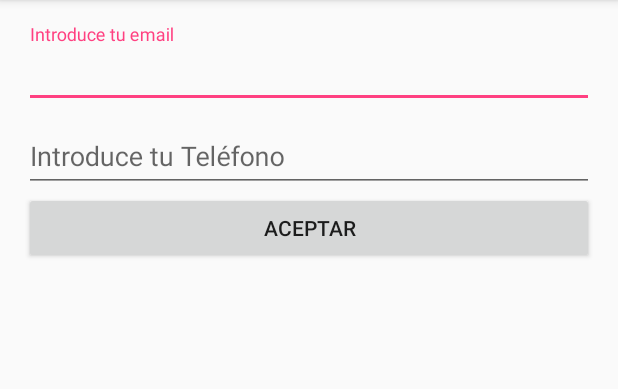
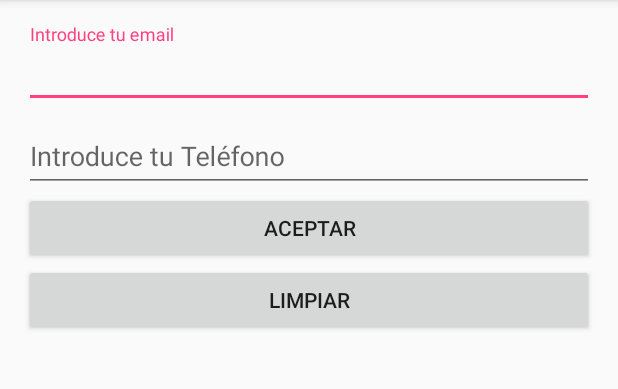
Before and after one commit to Gashelopodo/MyTextInputLayout, an Android app: the screen it shows after launch (MainActivity), on a phone screen of 412 x 824 dp, the part 84-473 px from its top. Run offline under Robolectric (Android 15) with nearby library versions, the phone set to English and light mode, and no system bars.

Commit message:
segundo commit

```diff
--- /dev/null
+++ b/app/src/main/java/com/gashe/mytextinputlayout/FocusListener.java
@@ -0,0 +1,65 @@
+package com.gashe.mytextinputlayout;
+
+import android.app.Activity;
+import android.content.Context;
+import android.support.design.widget.TextInputLayout;
+import android.util.Patterns;
+import android.view.View;
+import android.widget.EditText;
+
+import java.util.regex.Matcher;
+import java.util.regex.Pattern;
+
+/**
+ * Created by cice on 18/2/17.
+ */
+
+public class FocusListener implements View.OnFocusChangeListener {
+
+    private Context context;
+    private static final String EMAIL_PATTERN =
+            "^[_A-Za-z0-9-\\+]+(\\.[_A-Za-z0-9-]+)*@"
+                    + "[A-Za-z0-9-]+(\\.[A-Za-z0-9]+)*(\\.[A-Za-z]{2,})$";
+
+    public FocusListener(Context context) {
+        this.context = context;
+    }
+
+    public boolean emailValido(String email){
+
+        boolean response = false;
+
+        /*
+        // crear tu expresión regular
+        Pattern pattern = Pattern.compile(EMAIL_PATTERN);
+        Matcher matcher = pattern.matcher(email);
+        response = matcher.matches();*/
+
+        // expresiones regulares predefinidas
+        response = Patterns.EMAIL_ADDRESS.matcher(email).matches();
+
+        return response;
+
+    }
+
+    @Override
+    public void onFocusChange(View view, boolean foco) {
+        if(!foco){
+            EditText dataEmail = (EditText)view;
+            String myEmail = dataEmail.getText().toString();
+
+            Activity activity = (Activity)context;
+            TextInputLayout titEmail = (TextInputLayout)activity.findViewById(R.id.titEmail);
+
+            if(!emailValido(myEmail)){
+                // error
+                titEmail.setError("¡Email incorrecto!");
+            }else{
+                // todo ok
+                titEmail.setError("");
+            }
+
+        }
+    }
+
+}
--- a/app/src/main/java/com/gashe/mytextinputlayout/MainActivity.java
+++ b/app/src/main/java/com/gashe/mytextinputlayout/MainActivity.java
@@ -2,6 +2,9 @@ package com.gashe.mytextinputlayout;
 
 import android.support.v7.app.AppCompatActivity;
 import android.os.Bundle;
+import android.widget.Button;
+import android.widget.EditText;
+import android.widget.TextView;
 
 public class MainActivity extends AppCompatActivity {
 
@@ -9,5 +12,12 @@ public class MainActivity extends AppCompatActivity {
     protected void onCreate(Bundle savedInstanceState) {
         super.onCreate(savedInstanceState);
         setContentView(R.layout.activity_main);
+
+        EditText myEmail = (EditText)findViewById(R.id.myEmail);
+        myEmail.setOnFocusChangeListener(new FocusListener(this));
+
+        Button cleanButton = (Button)findViewById(R.id.cleanInputs);
+        cleanButton.setOnClickListener(new buttonListener(this));
+
     }
 }
--- /dev/null
+++ b/app/src/main/java/com/gashe/mytextinputlayout/buttonListener.java
@@ -0,0 +1,37 @@
+package com.gashe.mytextinputlayout;
+
+import android.app.Activity;
+import android.content.Context;
+import android.support.design.widget.TextInputLayout;
+import android.view.View;
+import android.widget.EditText;
+
+
+
+/**
+ * Created by cice on 18/2/17.
+ */
+
+public class buttonListener implements View.OnClickListener {
+
+    private Context context;
+
+    public buttonListener(Context context) {
+        this.context = context;
+    }
+
+    @Override
+    public void onClick(View view) {
+
+        Activity activity = (Activity)context;
+        EditText email = (EditText)activity.findViewById(R.id.myEmail);
+        EditText phone = (EditText)activity.findViewById(R.id.myPhone);
+
+        Utils utils = new Utils();
+
+        utils.cleanInput(email);
+        utils.cleanInput(phone);
+
+
+    }
+}
--- a/app/src/main/res/layout/activity_main.xml
+++ b/app/src/main/res/layout/activity_main.xml
@@ -46,5 +46,12 @@
         android:layout_below="@+id/tilPhone"
         android:text="ACEPTAR"/>
 
+    <Button
+        android:id="@+id/cleanInputs"
+        android:layout_width="match_parent"
+        android:layout_height="wrap_content"
+        android:layout_below="@id/myButton"
+        android:text="LIMPIAR"/>
+
 
 </RelativeLayout>
```
Also changed, not shown: app/src/main/java/com/gashe/mytextinputlayout/Utils.java (added, +29 -0 lines).
